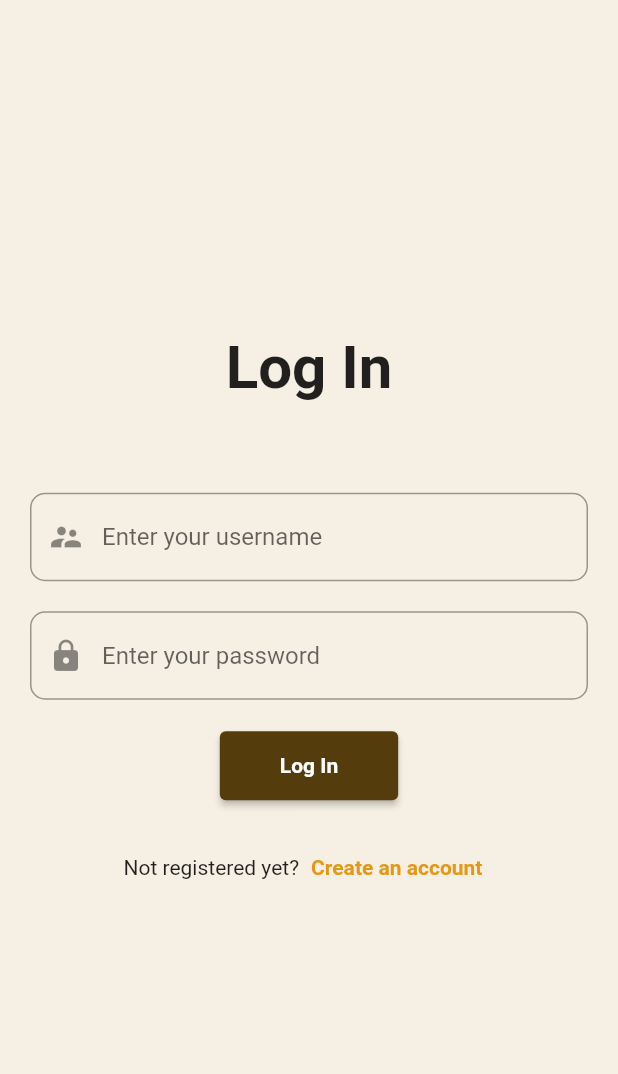
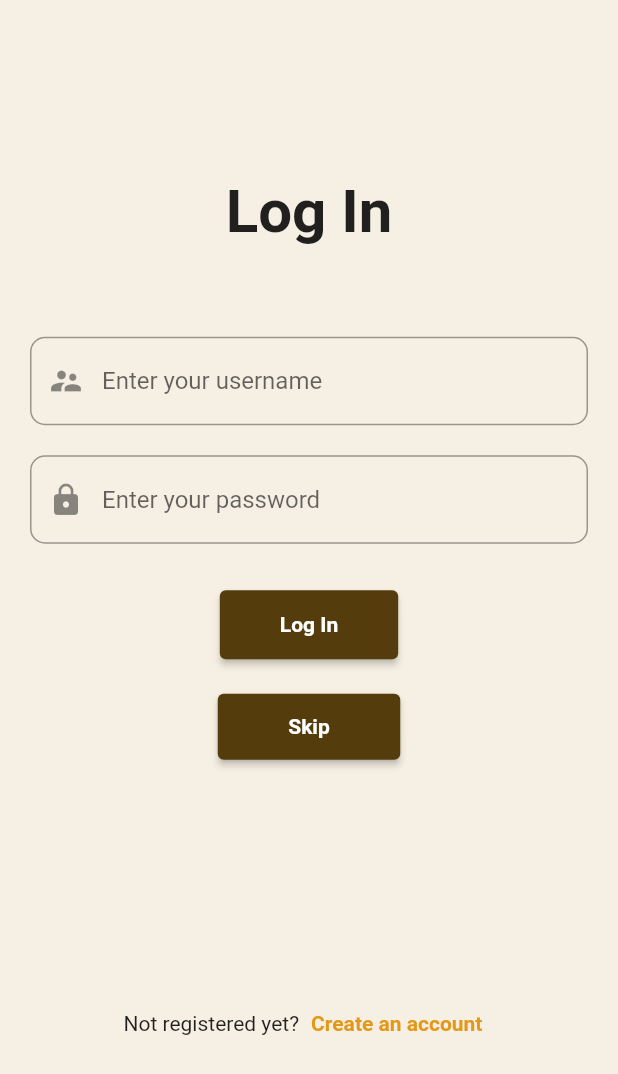
Before and after one commit to aryapangestu/Project_WTB-Travel, a Flutter app: the screen it shows after launch, on a phone screen of 412 x 824 dp. Shown: the top 1074 px of the screen. Run offline on Flutter 3.47's test engine with Material 2 defaults, Android fonts, the light colour scheme and no system bars; our stand-ins replace flutter_rating_bar, nb_utils; missing offline and left inert: google_maps_widget.

Commit message:
add tombol skip

```diff
--- a/EndUser_WTB-Travel/wtb_travel/lib/views/login_screen.dart
+++ b/EndUser_WTB-Travel/wtb_travel/lib/views/login_screen.dart
@@ -46,7 +46,8 @@ class _LoginPageState extends State<LoginPage> {
                         prefixIcon: const Icon(Icons.supervisor_account),
                         focusedBorder: OutlineInputBorder(
                           borderRadius: BorderRadius.circular(10),
-                        borderSide: const BorderSide(color: Color(0xff464544)),
+                          borderSide:
+                              const BorderSide(color: Color(0xff464544)),
                         ),
                         border: OutlineInputBorder(
                             borderRadius: BorderRadius.circular(10),
@@ -69,7 +70,8 @@ class _LoginPageState extends State<LoginPage> {
                         prefixIcon: const Icon(Icons.lock),
                         focusedBorder: OutlineInputBorder(
                           borderRadius: BorderRadius.circular(10),
-                        borderSide: const BorderSide(color: Color(0xff543c0d)),
+                          borderSide:
+                              const BorderSide(color: Color(0xff543c0d)),
                         ),
                         hintText: 'Enter your password',
                         border: OutlineInputBorder(
@@ -85,7 +87,7 @@ class _LoginPageState extends State<LoginPage> {
                       },
                     ),
                     const SizedBox(
-                    height: 20,
+                      height: 30,
                     ),
                     ElevatedButton(
                       onPressed: () async {
@@ -94,7 +96,8 @@ class _LoginPageState extends State<LoginPage> {
                           Navigator.pushReplacement(
                             context,
                             MaterialPageRoute(
-                            builder: (context) => const WtbTravelFullAppScreen(
+                              builder: (context) =>
+                                  const WtbTravelFullAppScreen(
                                       title: 'WTB-Travel'),
                             ),
                           );
@@ -112,6 +115,37 @@ class _LoginPageState extends State<LoginPage> {
                     ),
                     const SizedBox(
                       height: 20,
+                    ),
+                    Row(
+                      mainAxisAlignment: MainAxisAlignment.spaceAround,
+                      children: [
+                        ElevatedButton(
+                          onPressed: () {
+                            Navigator.push(
+                              context,
+                              MaterialPageRoute(
+                                builder: (context) =>
+                                    const WtbTravelFullAppScreen(
+                                  title: 'wtb-travel',
+                                ),
+                              ),
+                            );
+                          },
+                          style: ElevatedButton.styleFrom(
+                              padding:
+                                  const EdgeInsets.fromLTRB(47, 14, 47, 14),
+                              primary: const Color(0xff543c0d)),
+                          child: const Text(
+                            'Skip',
+                            style: TextStyle(
+                              fontWeight: FontWeight.bold,
+                            ),
+                          ),
+                        ),
+                      ],
+                    ),
+                    const SizedBox(
+                      height: 150,
                     ),
                     Row(
                       mainAxisAlignment: MainAxisAlignment.center,
@@ -135,10 +169,9 @@ class _LoginPageState extends State<LoginPage> {
                           ),
                         )
                       ],
-                  )
+                    ),
                   ],
-              ),
-            )
+                ))
           ],
         ),
       ),
```
Lines whose indentation alone changed are shown as unchanged.
